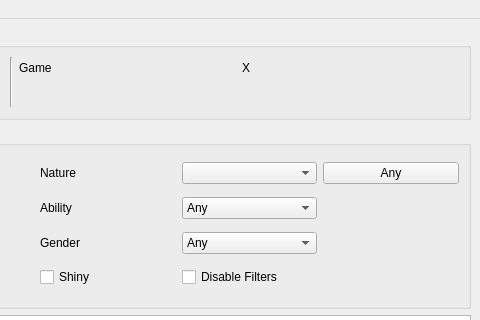
Before: the Qt Designer form Forms/MainWindow.ui in Admiral-Fish/RaidFinder, drawn with Qt 5; both pictures show x 720 to 1200 and y 0 to 320 of the 1200 by 600 pixel window.
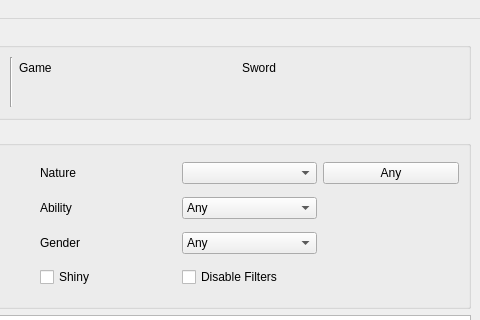
After: the same form once the commit is applied. Custom widgets are drawn as their Qt base class.

```diff
--- a/Forms/MainWindow.ui
+++ b/Forms/MainWindow.ui
@@ -49,7 +49,7 @@
        <item row="0" column="6">
         <widget class="QLabel" name="labelProfileGameValue">
          <property name="text">
-          <string>X</string>
+          <string>Sword</string>
          </property>
         </widget>
        </item>
```
Left out of the diff: 21 changed lines with no effect on the pictures.
